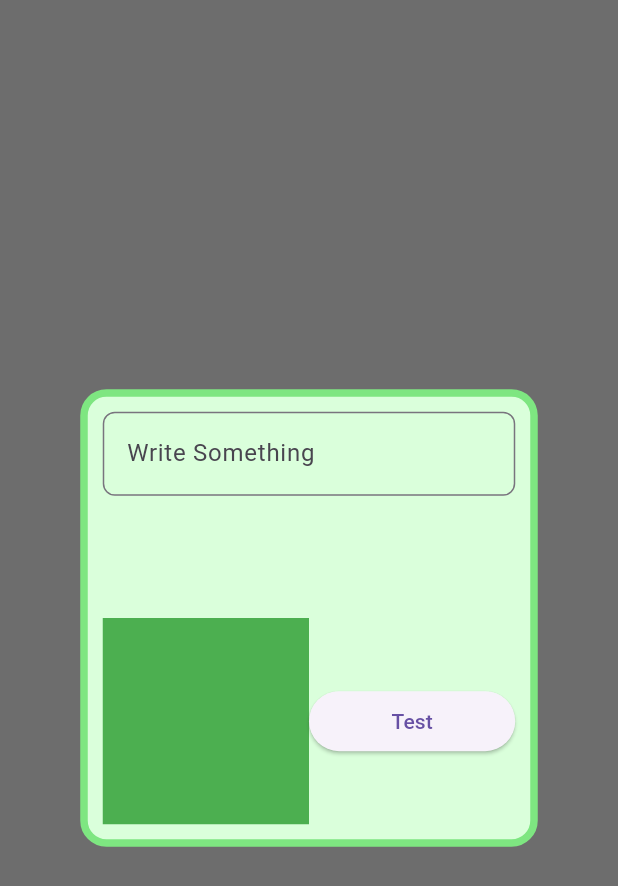
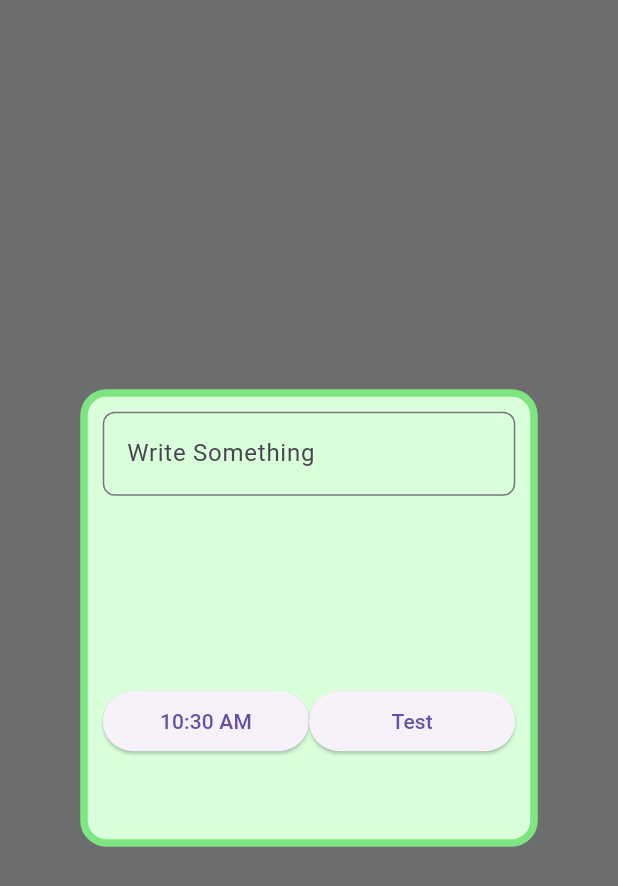
Before and after one commit to SandyCooper/flutter-remainder_app, a Flutter app: the OverlaySetTime screen opened directly, after a tap on "Test", on a phone screen of 412 x 824 dp. Shown: the top 886 px of the screen. Run offline on Flutter 3.47's test engine with Material 3 defaults, Android fonts, the phone set to English and light mode, and no system bars; our stand-ins replace flutter_local_notifications, timezone.

Commit message:
add second overlay for time picking, using flutter_local_notification to schedule a remainder

```diff
--- a/lib/data/functions.dart
+++ b/lib/data/functions.dart
@@ -1,12 +1,31 @@
 import 'package:flutter/material.dart';
 import 'package:flutter_remainder_app/widget/overlay_set_time.dart';
+import 'package:flutter_remainder_app/widget/overlay_time_container.dart';
 
 class Functions {
   static OverlayEntry overlayEntry = OverlayEntry(
-      builder: (context) => const OverlaySetTime(),
-    );
+    builder: (context) => const OverlaySetTime(),
+    // maintainState: true,
+  );
+
+  static OverlayEntry overlayEntry2 = OverlayEntry(
+    builder: (context) => const OverlatTimeContainer(),
+    // maintainState: true,
+  );
+
   static void showOverlay(BuildContext context) async {
     OverlayState overlay = Overlay.of(context);
     overlay.insert(overlayEntry);
   }
+
+  static void showOverlay2(BuildContext context) async {
+    OverlayState overlay2 = Overlay.of(context);
+    overlay2.insert(overlayEntry2);
+  }
 }
+
+String remainderMessage = "";
+String hours = "";
+String minute = "";
+String ampm = "";
+bool isSwitched = false;
--- /dev/null
+++ b/lib/data/local_notification.dart
@@ -0,0 +1,83 @@
+import 'package:flutter_local_notifications/flutter_local_notifications.dart';
+import 'package:flutter_remainder_app/data/functions.dart';
+
+import 'package:timezone/data/latest.dart' as tz;
+import 'package:timezone/timezone.dart' as tz;
+
+class LocalNotification {
+  static FlutterLocalNotificationsPlugin flutterLocalNotificationsPlugin =
+      FlutterLocalNotificationsPlugin();
+// initialise the plugin. app_icon needs to be a added as a drawable resource to the Android head project
+  static Future<void> init() async {
+    const AndroidInitializationSettings initializationSettingsAndroid =
+        AndroidInitializationSettings('@mipmap/ic_launcher');
+    final DarwinInitializationSettings initializationSettingsDarwin =
+        DarwinInitializationSettings(
+      onDidReceiveLocalNotification: (id, title, body, payload) => null,
+    );
+    final LinuxInitializationSettings initializationSettingsLinux =
+        LinuxInitializationSettings(defaultActionName: 'Open notification');
+    final InitializationSettings initializationSettings =
+        InitializationSettings(
+            android: initializationSettingsAndroid,
+            iOS: initializationSettingsDarwin,
+            macOS: initializationSettingsDarwin,
+            linux: initializationSettingsLinux);
+    await flutterLocalNotificationsPlugin.initialize(
+      initializationSettings,
+      onDidReceiveNotificationResponse: (details) => null,
+    );
+  }
+
+  static Future<void> simpleNotification({
+    required String title,
+    required String body,
+    required String payload,
+  }) async {
+    const AndroidNotificationDetails androidNotificationDetails =
+        AndroidNotificationDetails('your channel id', 'your channel name',
+            channelDescription: 'your channel description',
+            importance: Importance.max,
+            priority: Priority.high,
+            ticker: 'ticker');
+    const NotificationDetails notificationDetails =
+        NotificationDetails(android: androidNotificationDetails);
+    await flutterLocalNotificationsPlugin
+        .show(0, title, body, notificationDetails, payload: payload);
+  }
+
+  static Future<void> scheduleNotification({
+    required String title,
+    required String body,
+    required String payload,
+  }) async {
+    var currentTime = DateTime.now().hour == 0
+        ? ((DateTime.now().minute * 60) + DateTime.now().second)
+        : ((DateTime.now().hour * 3600) +
+            (DateTime.now().minute * 60) +
+            DateTime.now().second);
+
+    var scheduledTime = isSwitched == false && int.parse(hours) == 12
+        ? (int.parse(minute) * 60)
+        : (((isSwitched ? int.parse(hours) + 12 : int.parse(hours)) * 3600) +
+            (int.parse(minute) * 60));
+    tz.initializeTimeZones();
+    await flutterLocalNotificationsPlugin.zonedSchedule(
+        1,
+        title,
+        body,
+        tz.TZDateTime.now(tz.local)
+            .add(Duration(seconds: scheduledTime - currentTime)),
+        const NotificationDetails(
+            android: AndroidNotificationDetails(
+                'channel 2', 'your channel name',
+                channelDescription: 'your channel description',
+                importance: Importance.max,
+                priority: Priority.high,
+                ticker: 'ticker')),
+        androidScheduleMode: AndroidScheduleMode.exactAllowWhileIdle,
+        uiLocalNotificationDateInterpretation:
+            UILocalNotificationDateInterpretation.absoluteTime,
+        payload: payload);
+  }
+}
--- /dev/null
+++ b/lib/data/styles.dart
@@ -0,0 +1,7 @@
+import 'package:flutter/material.dart';
+
+BorderSide borderSide = const BorderSide(
+    color: Color.fromARGB(255, 126, 230, 129),
+    width: 5,
+    style: BorderStyle.solid,
+    strokeAlign: 0);
--- a/lib/screen/home.dart
+++ b/lib/screen/home.dart
@@ -19,8 +19,8 @@ class HomeSceen extends StatelessWidget {
           ),
         ],
       ),
-      body: const Center(
-        child: Text("Hello World!"),
+      body:  Center(
+        child: Text(remainderMessage.isEmpty? "Hello World!" : "$remainderMessage - $hours : $minute $ampm"),
       ),
     );
   }
--- a/lib/widget/overlay_set_time.dart
+++ b/lib/widget/overlay_set_time.dart
@@ -1,5 +1,7 @@
 import 'package:flutter/material.dart';
 import 'package:flutter_remainder_app/data/functions.dart';
+import 'package:flutter_remainder_app/data/local_notification.dart';
+import 'package:flutter_remainder_app/data/styles.dart';
 
 class OverlaySetTime extends StatefulWidget {
   const OverlaySetTime({super.key});
@@ -12,13 +14,26 @@ class OverlaySetTime extends StatefulWidget {
 
 class _OverlaySetTimeState extends State<OverlaySetTime> {
   final remainderMessageController = TextEditingController();
-  String remainderMessage = "";
+  // String timeOfDay =
 
   @override
   void dispose() {
     remainderMessageController.dispose();
     super.dispose();
   }
+
+  // void timePicker(BuildContext context) async {
+  //   Functions.overlayEntry.remove();
+  //   // await Future.delayed(const Duration(seconds: 1));
+  //   showTimePicker(context: context, initialTime: TimeOfDay.now())
+  //       .then((value) {
+  //     // setState(() {
+  //     timeOfDay = value!;
+  //     // Functions.showOverlay(context);
+  //     // });
+  //   });
+  //   // Functions.showOverlay(context);
+  // }
 
   Widget container() {
     return Container(
@@ -48,8 +63,18 @@ class _OverlaySetTimeState extends State<OverlaySetTime> {
               children: [
                 Expanded(
                   child: Container(
-                    color: Colors.green,
-                    // child: Text("hi how are you?"),
+                    // color: Colors.green,
+                    child: ElevatedButton(
+                      onPressed: () {
+                        Functions.overlayEntry.remove();
+                        Functions.showOverlay2(context);
+                      },
+                      child: Text(hours.isEmpty &&
+                              minute.isEmpty &&
+                              ampm.isEmpty
+                          ? TimeOfDay.now().format(context).toString()
+                          : "${hours.length == 2 ? hours : '0$hours'} : ${minute.length == 2 ? minute : '0$minute'} $ampm"),
+                    ),
                   ),
                 ),
                 Expanded(
@@ -58,7 +83,12 @@ class _OverlaySetTimeState extends State<OverlaySetTime> {
                       onPressed: () {
                         // setState(() {
                         remainderMessage = remainderMessageController.text;
-                        print(remainderMessage);
+                        // print(remainderMessage);
+                        LocalNotification.scheduleNotification(
+                            title: "Remainder",
+                            body: remainderMessage,
+                            payload: remainderMessage);
+
                         Functions.overlayEntry.remove();
                         // });
                       },
@@ -88,27 +118,11 @@ class _OverlaySetTimeState extends State<OverlaySetTime> {
           decoration: BoxDecoration(
             color: const Color.fromARGB(255, 218, 255, 219),
             borderRadius: BorderRadius.circular(15),
-            border: const Border(
-              top: BorderSide(
-                  color: const Color.fromARGB(255, 126, 230, 129),
-                  width: 5,
-                  style: BorderStyle.solid,
-                  strokeAlign: 0),
-              right: BorderSide(
-                  color: const Color.fromARGB(255, 126, 230, 129),
-                  width: 5,
-                  style: BorderStyle.solid,
-                  strokeAlign: 0),
-              left: BorderSide(
-                  color: const Color.fromARGB(255, 126, 230, 129),
-                  width: 5,
-                  style: BorderStyle.solid,
-                  strokeAlign: 0),
-              bottom: BorderSide(
-                  color: const Color.fromARGB(255, 126, 230, 129),
-                  width: 5,
-                  style: BorderStyle.solid,
-                  strokeAlign: 0),
+            border: Border(
+              top: borderSide,
+              right: borderSide,
+              left: borderSide,
+              bottom: borderSide,
             ),
           ),
           child: container(),
--- a/pubspec.yaml
+++ b/pubspec.yaml
@@ -35,6 +35,8 @@ dependencies:
   # The following adds the Cupertino Icons font to your application.
   # Use with the CupertinoIcons class for iOS style icons.
   cupertino_icons: ^1.0.2
+  flutter_local_notifications: ^16.3.2
+  timezone: ^0.9.2
 
 dev_dependencies:
   flutter_test:
```
Also changed, not shown: lib/main.dart (+73 -2 lines), lib/widget/overlay_time_container.dart (added, +112 -0 lines), pubspec.lock, 4 other files.
